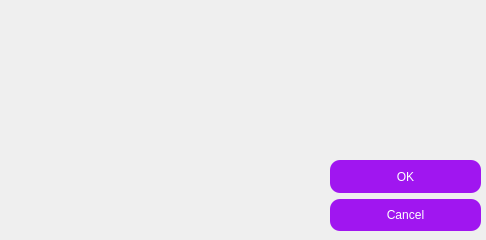
Before: the Qt Designer form settings.ui in SergioStranger/DiscordWebhooks, drawn with Qt 5.
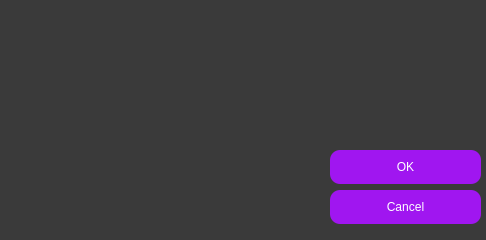
After: the same form once the commit is applied.

Diff of the .ui file:
```diff
--- a/settings.ui
+++ b/settings.ui
@@ -13,13 +13,17 @@
   <property name="windowTitle">
    <string>Настройки</string>
   </property>
+  <property name="styleSheet">
+   <string notr="true">font: 75 10pt &quot;Comfortaa&quot;;
+background: #3a3a3a;</string>
+  </property>
   <widget class="QDialogButtonBox" name="buttonBox">
    <property name="geometry">
     <rect>
      <x>330</x>
-     <y>160</y>
+     <y>150</y>
      <width>151</width>
-     <height>71</height>
+     <height>81</height>
     </rect>
    </property>
    <property name="styleSheet">
```
